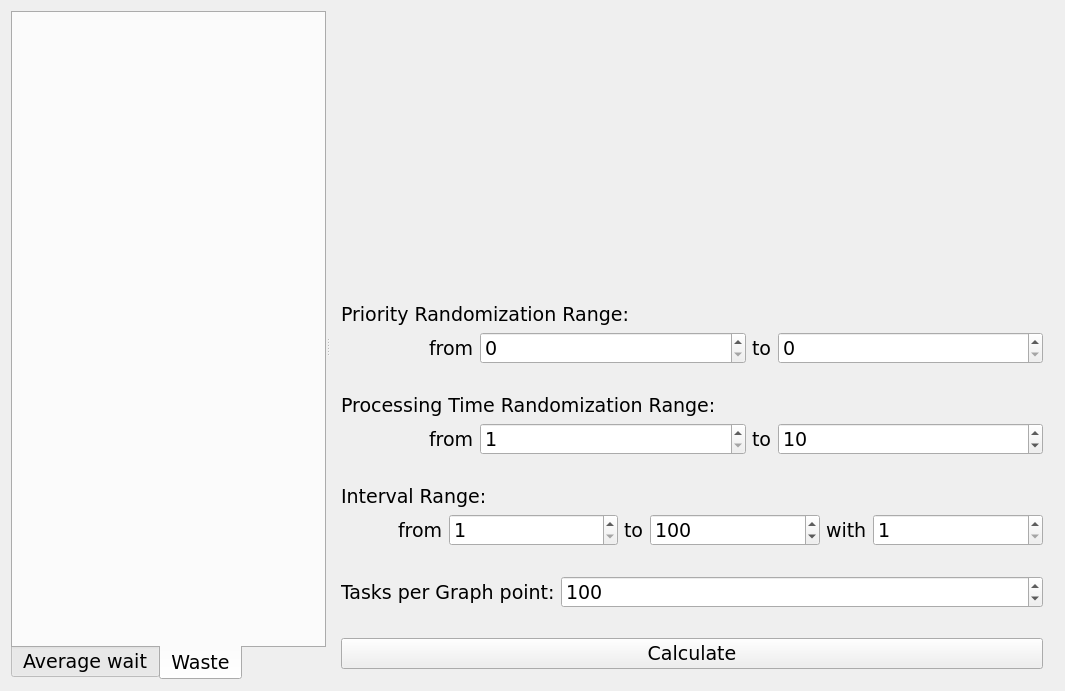
Above: Lab3/gui/gui.ui from JC-labs/Operating_System_Labs before the change. Below: the same form after it.
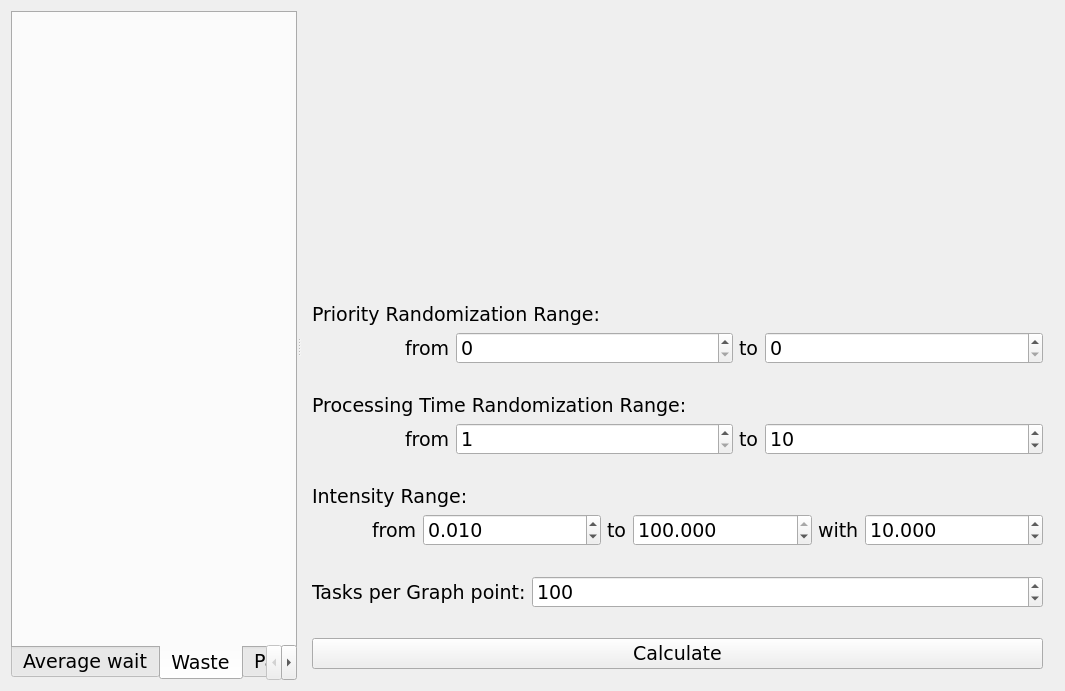
That is the form after the change. The open tabs and pages were chosen to show the change.

Commit message: Interval -> intensity

```diff
--- a/Lab3/gui/gui.ui
+++ b/Lab3/gui/gui.ui
@@ -64,6 +64,11 @@
         </item>
        </layout>
       </widget>
+      <widget class="QWidget" name="tab_3">
+       <attribute name="title">
+        <string>Page</string>
+       </attribute>
+      </widget>
      </widget>
      <widget class="QWidget" name="widget" native="true">
       <layout class="QVBoxLayout" name="verticalLayout_3" stretch="1,0,0,0,0,0">
@@ -209,7 +214,7 @@
          <item>
           <widget class="QLabel" name="label_9">
            <property name="text">
-            <string>Interval Range:</string>
+            <string>Intensity Range:</string>
            </property>
           </widget>
          </item>
@@ -236,15 +241,21 @@
             </widget>
            </item>
            <item>
-            <widget class="QSpinBox" name="interval_min">
+            <widget class="QDoubleSpinBox" name="intensity_min">
+             <property name="decimals">
+              <number>3</number>
+             </property>
              <property name="minimum">
-              <number>1</number>
+              <double>0.001000000000000</double>
              </property>
              <property name="maximum">
-              <number>32767</number>
+              <double>1000.000000000000000</double>
+             </property>
+             <property name="singleStep">
+              <double>0.001000000000000</double>
              </property>
              <property name="value">
-              <number>1</number>
+              <double>0.010000000000000</double>
              </property>
             </widget>
            </item>
@@ -256,15 +267,21 @@
             </widget>
            </item>
            <item>
-            <widget class="QSpinBox" name="interval_max">
+            <widget class="QDoubleSpinBox" name="intensity_max">
+             <property name="decimals">
+              <number>3</number>
+             </property>
              <property name="minimum">
-              <number>1</number>
+              <double>0.001000000000000</double>
              </property>
              <property name="maximum">
-              <number>32767</number>
+              <double>100.000000000000000</double>
+             </property>
+             <property name="singleStep">
+              <double>0.001000000000000</double>
              </property>
              <property name="value">
-              <number>100</number>
+              <double>100.000000000000000</double>
              </property>
             </widget>
            </item>
@@ -276,15 +293,21 @@
             </widget>
            </item>
            <item>
-            <widget class="QSpinBox" name="interval_step">
+            <widget class="QDoubleSpinBox" name="intensity_coeff">
+             <property name="decimals">
+              <number>3</number>
+             </property>
              <property name="minimum">
-              <number>1</number>
+              <double>1.001000000000000</double>
              </property>
              <property name="maximum">
-              <number>32767</number>
+              <double>100.000000000000000</double>
+             </property>
+             <property name="singleStep">
+              <double>0.001000000000000</double>
              </property>
              <property name="value">
-              <number>1</number>
+              <double>10.000000000000000</double>
              </property>
             </widget>
            </item>
```
Left out of the diff: 2 changed lines with no effect on the pictures. The commit also changes 1 other file.
